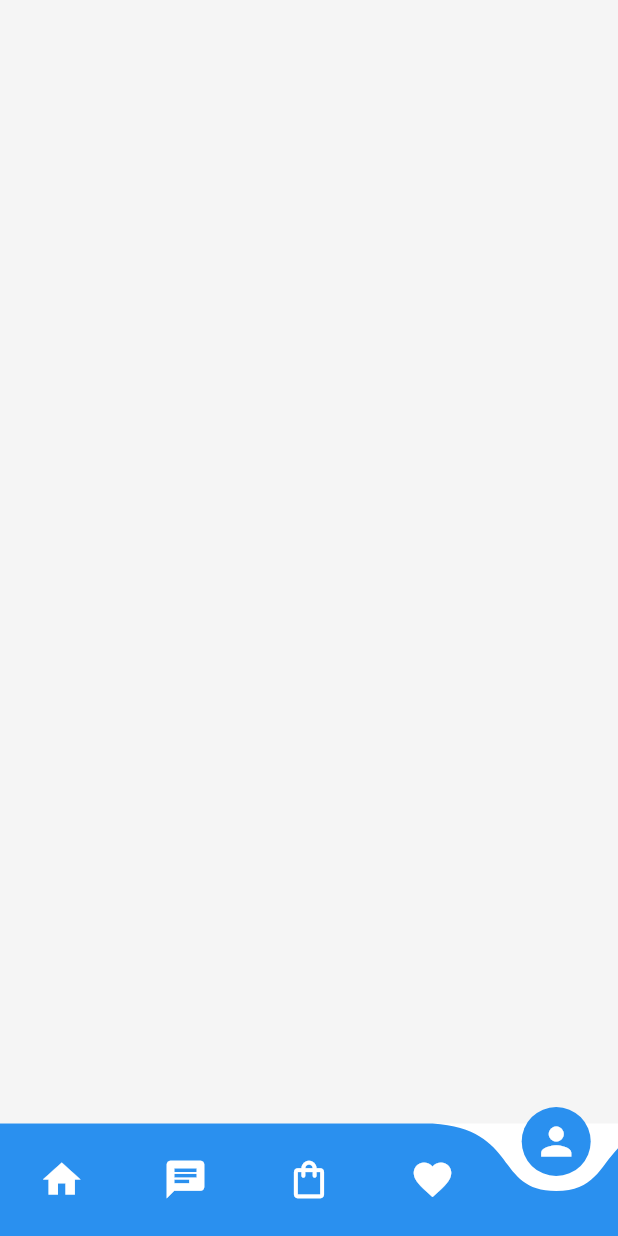
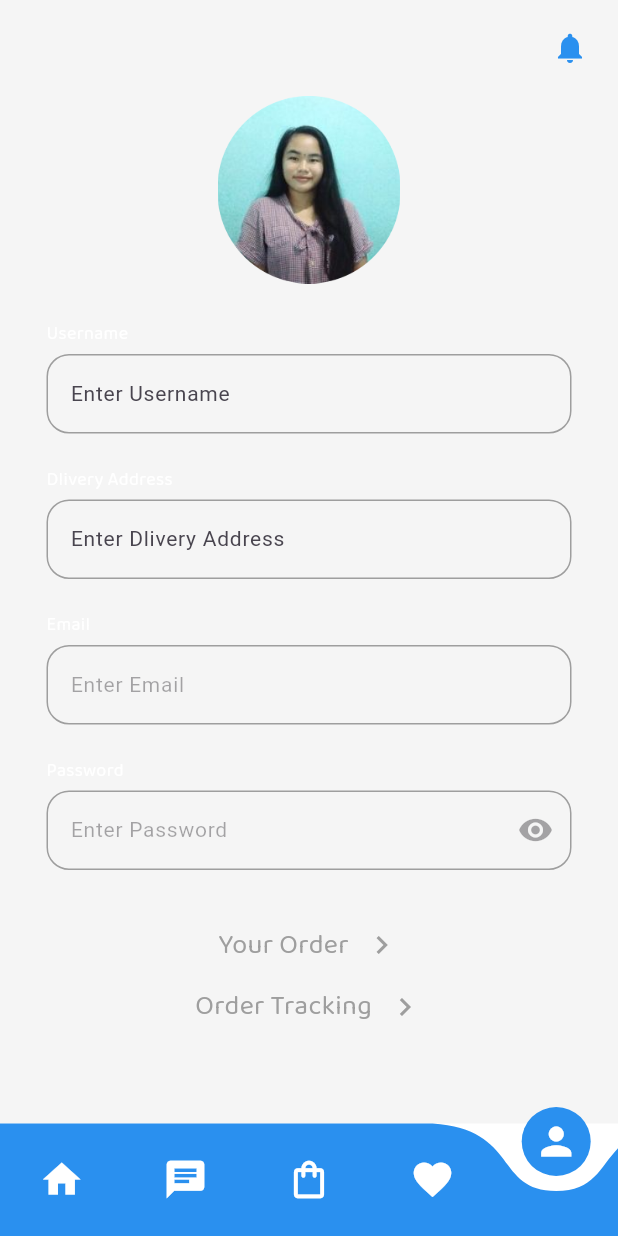
Before and after one commit to lansoyyy/aquaventures, a Flutter app: the HomeScreen screen opened directly, item 5 of the bottom bar chosen, on a phone screen of 412 x 824 dp. Run offline on Flutter 3.47's test engine with Material 3 defaults, Android fonts, the phone set to English and light mode, and no system bars; drawn by our look-alikes of curved_navigation_bar; our stand-ins replace fluttertoast; Roboto replaces fonts that are missing (QRegular).

Commit message:
added profile ui

```diff
--- a/lib/screens/auth/landing_screen.dart
+++ b/lib/screens/auth/landing_screen.dart
@@ -43,8 +43,8 @@ class LandingScreen extends StatelessWidget {
               textColor: Colors.white,
               label: 'SELLER',
               onPressed: () {
-                Navigator.of(context).push(MaterialPageRoute(
-                    builder: (context) => const LoginScreen()));
+                // Navigator.of(context).push(MaterialPageRoute(
+                //     builder: (context) => const LoginScreen()));
               },
             ),
             const SizedBox(
--- a/lib/screens/home_screen.dart
+++ b/lib/screens/home_screen.dart
@@ -2,6 +2,7 @@ import 'package:aquaventures/screens/tabs/cart_tab.dart';
 import 'package:aquaventures/screens/tabs/chat_tab.dart';
 import 'package:aquaventures/screens/tabs/favorite_tab.dart';
 import 'package:aquaventures/screens/tabs/home_tab.dart';
+import 'package:aquaventures/screens/tabs/profile_tab.dart';
 import 'package:aquaventures/utils/colors.dart';
 import 'package:curved_navigation_bar/curved_navigation_bar.dart';
 import 'package:flutter/material.dart';
@@ -24,7 +25,7 @@ class _HomeScreenState extends State<HomeScreen> {
     const ChatTab(),
     const CarTab(),
     const FavoriteTab(),
-    const SizedBox(),
+    const ProfileTab(),
   ];
 
   @override
--- a/lib/screens/tabs/chat_tab.dart
+++ b/lib/screens/tabs/chat_tab.dart
@@ -30,12 +30,7 @@ class _ChatTabState extends State<ChatTab> {
           Row(
             mainAxisAlignment: MainAxisAlignment.spaceBetween,
             children: [
-              IconButton(
-                onPressed: () {},
-                icon: const Icon(
-                  Icons.arrow_back,
-                ),
-              ),
+              const SizedBox(),
               IconButton(
                 onPressed: () {},
                 icon: const Icon(
--- /dev/null
+++ b/lib/screens/tabs/profile_tab.dart
@@ -0,0 +1,115 @@
+import 'package:aquaventures/utils/colors.dart';
+import 'package:aquaventures/widgets/text_widget.dart';
+import 'package:aquaventures/widgets/textfield_widget.dart';
+import 'package:flutter/material.dart';
+
+class ProfileTab extends StatefulWidget {
+  const ProfileTab({super.key});
+
+  @override
+  State<ProfileTab> createState() => _ProfileTabState();
+}
+
+class _ProfileTabState extends State<ProfileTab> {
+  final email = TextEditingController();
+  final password = TextEditingController();
+  final username = TextEditingController();
+  final address = TextEditingController();
+  @override
+  Widget build(BuildContext context) {
+    return Padding(
+      padding: const EdgeInsets.all(20.0),
+      child: SingleChildScrollView(
+        child: Column(
+          children: [
+            const Align(
+              alignment: Alignment.topRight,
+              child: Icon(
+                Icons.notifications,
+                color: primary,
+              ),
+            ),
+            const SizedBox(
+              height: 20,
+            ),
+            Image.asset(
+              'assets/images/sample_avatar.png',
+              height: 125,
+            ),
+            const SizedBox(
+              height: 20,
+            ),
+            TextFieldWidget(
+              borderColor: Colors.grey,
+              width: 350,
+              label: 'Username',
+              controller: username,
+            ),
+            TextFieldWidget(
+              borderColor: Colors.grey,
+              width: 350,
+              label: 'Dlivery Address',
+              controller: address,
+            ),
+            TextFieldWidget(
+              enabled: false,
+              borderColor: Colors.grey,
+              width: 350,
+              label: 'Email',
+              controller: email,
+            ),
+            TextFieldWidget(
+              borderColor: Colors.grey,
+              enabled: false,
+              width: 350,
+              label: 'Password',
+              controller: password,
+              isObscure: true,
+              showEye: true,
+            ),
+            const SizedBox(
+              height: 20,
+            ),
+            Row(
+              mainAxisAlignment: MainAxisAlignment.center,
+              children: [
+                TextWidget(
+                  text: 'Your Order',
+                  fontSize: 18,
+                  color: Colors.grey,
+                ),
+                const SizedBox(
+                  width: 10,
+                ),
+                const Icon(
+                  Icons.keyboard_arrow_right_outlined,
+                  color: Colors.grey,
+                ),
+              ],
+            ),
+            const SizedBox(
+              height: 15,
+            ),
+            Row(
+              mainAxisAlignment: MainAxisAlignment.center,
+              children: [
+                TextWidget(
+                  text: 'Order Tracking',
+                  fontSize: 18,
+                  color: Colors.grey,
+                ),
+                const SizedBox(
+                  width: 10,
+                ),
+                const Icon(
+                  Icons.keyboard_arrow_right_outlined,
+                  color: Colors.grey,
+                ),
+              ],
+            ),
+          ],
+        ),
+      ),
+    );
+  }
+}
--- a/pubspec.yaml
+++ b/pubspec.yaml
@@ -19,7 +19,7 @@ publish_to: 'none' # Remove this line if you wish to publish to pub.dev
 version: 1.0.0+1
 
 environment:
-  sdk: '>=3.4.3 <4.0.0'
+  sdk: '>=3.3.2 <4.0.0'
 
 # Dependencies specify other packages that your package needs in order to work.
 # To automatically upgrade your package dependencies to the latest versions
```
Also changed, not shown: assets/images/sample_avatar.png (added), pubspec.lock.
